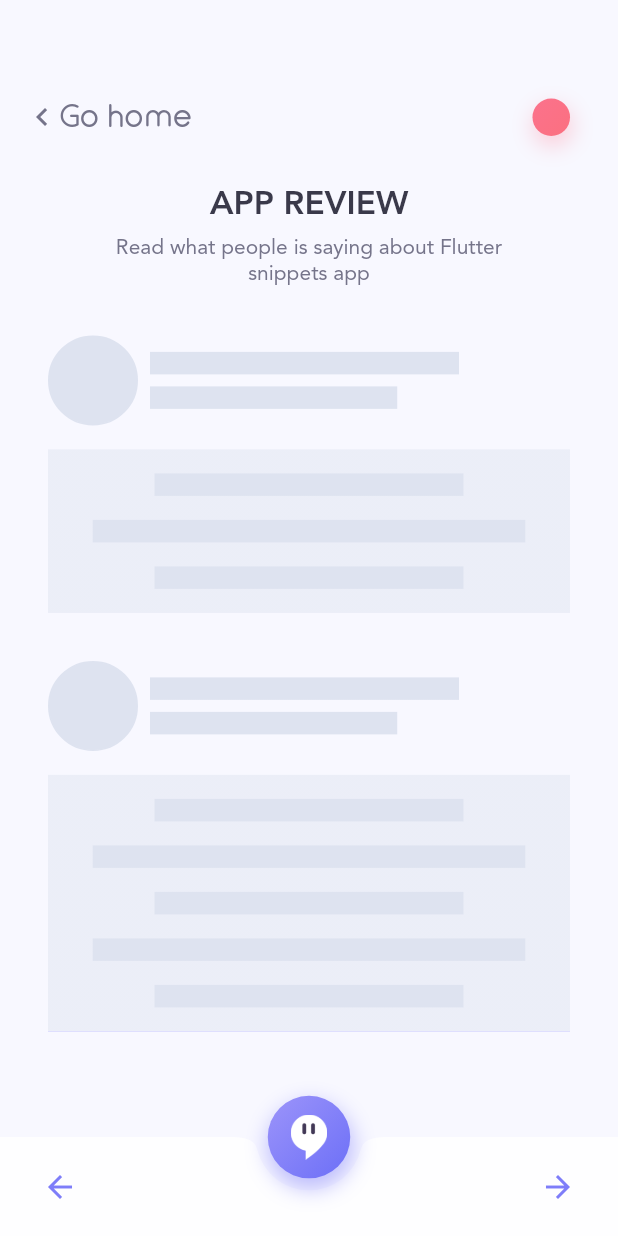
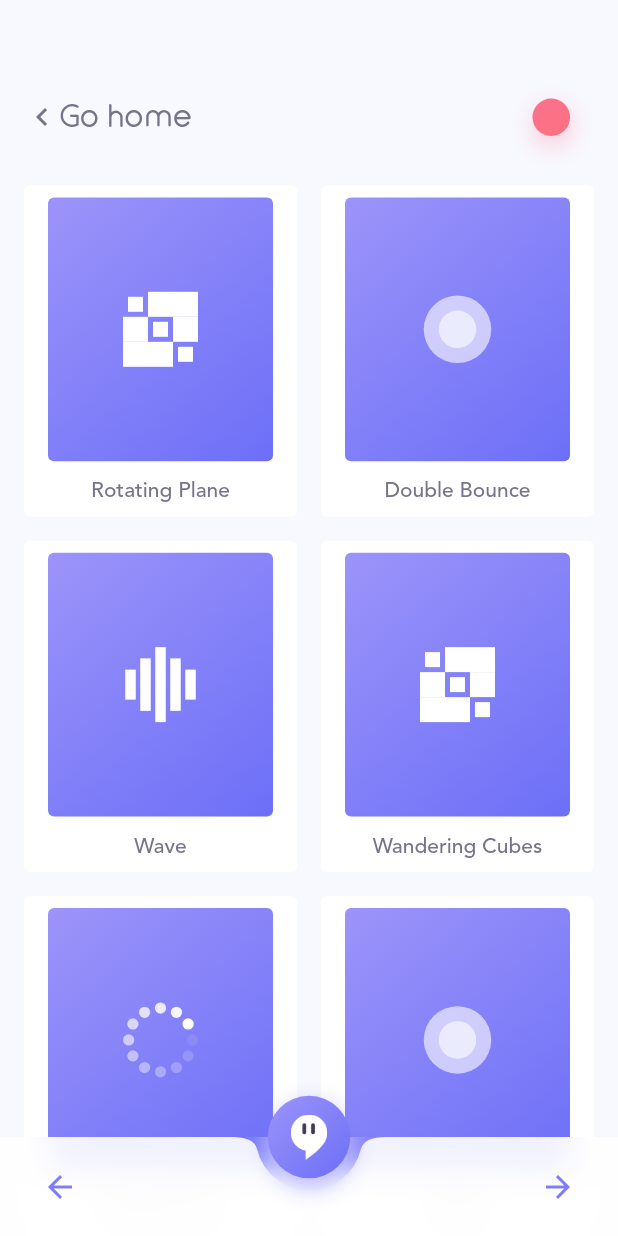
Before and after one commit to Waffulz/flutter-snippets-app, a Flutter app: the first screen one second after launch, on a phone screen of 412 x 824 dp. Run offline on Flutter 3.47's test engine with Material 2 defaults, Android fonts, the phone set to English and light mode, and no system bars; drawn by our look-alikes of shimmer; our stand-ins replace flutter_spinkit, smooth_star_rating.

Commit message:
feat: SpinKit snippet
-SpinKit UI
-SpinKit logic

```diff
--- a/snippets/lib/main.dart
+++ b/snippets/lib/main.dart
@@ -1,6 +1,7 @@
 import 'package:flutter/material.dart';
 import 'package:flutter/services.dart';
 import 'package:snippets/snippets/SkeletonView/skeleton_view_snippet.dart';
+import 'package:snippets/snippets/SpinKit/spinKit_snippet.dart';
 import 'package:snippets/snippets/rerun%20logic/rerun_logic_snippet.dart';
 import 'package:snippets/test.dart';
 import 'globals/exports.dart';
@@ -21,7 +22,7 @@ class MyApp extends StatelessWidget {
         fontFamily: "Avenir"
       ),
       debugShowCheckedModeBanner: false,
-      home: SkeletonViewSnippet(),
+      home: SpinKitSnippet(),
     );
   }
 }
--- /dev/null
+++ b/snippets/lib/snippets/SpinKit/spinKit_snippet.dart
@@ -0,0 +1,36 @@
+import 'package:flutter/material.dart';
+import 'package:snippets/public%20widgets/scaffold.dart';
+import 'package:snippets/snippets/SpinKit/spinKit_tiles.dart';
+
+
+
+class SpinKitSnippet extends StatefulWidget {
+  @override
+  _SpinKitSnippetState createState() => _SpinKitSnippetState();
+}
+
+class _SpinKitSnippetState extends State<SpinKitSnippet> {
+  @override
+  Widget build(BuildContext context) {
+    return SnippetsScaffold(
+      body: spinKitBody(),
+    );
+  }
+
+  Widget spinKitBody() {
+    var mediaQuery = MediaQuery.of(context).size;
+    return Container(
+      padding: EdgeInsets.only(left: 16, right: 16),
+      child: Column(
+        children: <Widget>[
+          SizedBox(height: mediaQuery.height * 0.15),
+          Expanded(
+            child: SpinKitGrid(),
+          )
+        ],
+      ),
+    );
+  }
+
+
+}
--- /dev/null
+++ b/snippets/lib/snippets/SpinKit/spinKit_tiles.dart
@@ -0,0 +1,110 @@
+import 'package:flutter/material.dart';
+import 'package:flutter_spinkit/flutter_spinkit.dart';
+import 'package:snippets/globals/exports.dart';
+
+class SpinKitGrid extends StatelessWidget {
+  @override
+  Widget build(BuildContext context) {
+    return spinKitTilesGrid(context);
+  }
+
+  Widget spinKitTile(Widget child, String text) {
+    return Container(
+      padding: EdgeInsets.all(8),
+      decoration: BoxDecoration(
+          color: white,
+          borderRadius: BorderRadius.all(Radius.circular(4))
+      ),
+      child: Column(
+        //crossAxisAlignment: CrossAxisAlignment.start,
+        children: <Widget>[
+          Expanded(
+            child: Container(
+              width: 150,
+              decoration: BoxDecoration(
+                  borderRadius: BorderRadius.all(Radius.circular(4)),
+                  gradient: GradientTheme.purple()
+              ),
+              child: child,
+            ),
+          ),
+          SizedBox(height: 12),
+          Text(
+            text,
+            style: TextStyle(
+                color: lightText,
+                fontSize: normalText,
+                fontWeight: FontWeight.w600
+            ),
+          )
+        ],
+      ),
+    );
+  }
+
+  Widget spinKitTilesGrid(BuildContext context) {
+    return GridView.count(
+      crossAxisCount: 2,
+      crossAxisSpacing: 16,
+      mainAxisSpacing: 16,
+      childAspectRatio: MediaQuery
+          .of(context)
+          .size
+          .height / 1000,
+      children: <Widget>[
+        spinKitTile(
+            SpinKitRotatingPlain(color: white),
+            'Rotating Plane'
+        ),
+        spinKitTile(
+            SpinKitDoubleBounce(color: white),
+            'Double Bounce'
+        ),
+        spinKitTile(
+            SpinKitWave(color: white),
+            'Wave'
+        ),
+        spinKitTile(
+            SpinKitWanderingCubes(color: white),
+            'Wandering Cubes'
+        ),
+        spinKitTile(
+            SpinKitFadingFour(color: white),
+            'Fading Four'
+        ),
+        spinKitTile(
+            SpinKitPulse(color: white),
+            'Pulse'
+        ),
+        spinKitTile(
+            SpinKitChasingDots(color: white),
+            'Chasing Dots'
+        ),
+        spinKitTile(
+            SpinKitThreeBounce(color: white),
+            'Three Bounce'
+        ),
+        spinKitTile(
+            SpinKitCircle(color: white),
+            'Circle'
+        ),
+        spinKitTile(
+            SpinKitCubeGrid(color: white),
+            'Cube Grid'
+        ),
+        spinKitTile(
+            SpinKitPumpingHeart(color: white),
+            'Pumping Hearth'
+        ),
+        spinKitTile(
+            SpinKitDualRing(color: white),
+            'Dual Ring'
+        ),
+        spinKitTile(
+            SpinKitRipple(color: white),
+            'Ripple'
+        ),
+      ],
+    );
+  }
+}
--- a/snippets/pubspec.yaml
+++ b/snippets/pubspec.yaml
@@ -26,6 +26,7 @@ dependencies:
   flutter_svg: ^0.13.1
   shimmer: ^1.0.0
   smooth_star_rating: ^1.0.3
+  flutter_spinkit: ^3.1.0
 
 
 
```
Also changed, not shown: snippets/pubspec.lock.
